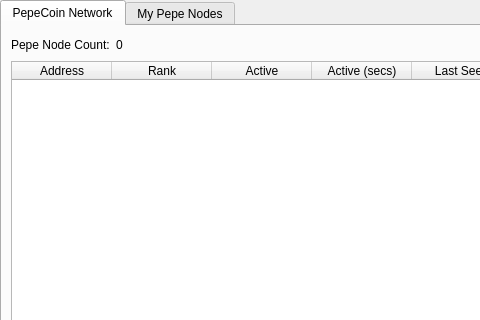
Qt form src/qt/forms/masternodemanager.ui (projectmemetic/pepecoin) before a commit; both pictures show x 0 to 480 and y 0 to 320 of the 723 by 457 pixel window.
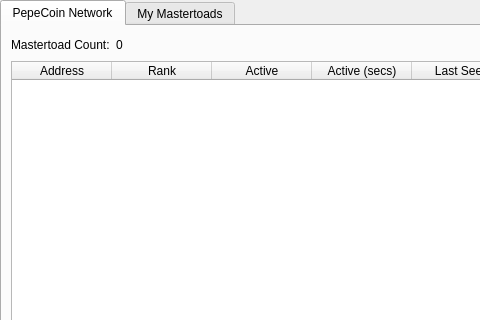
The same form after that commit.

Commit message: Mastertoad branding

What changed in the file:
```diff
--- a/src/qt/forms/masternodemanager.ui
+++ b/src/qt/forms/masternodemanager.ui
@@ -95,7 +95,7 @@
            <item>
             <widget class="QLabel" name="label_2">
              <property name="text">
-              <string>Pepe Node Count:</string>
+              <string>Mastertoad Count:</string>
              </property>
             </widget>
            </item>
@@ -125,7 +125,7 @@
        </widget>
        <widget class="QWidget" name="tab_2">
         <attribute name="title">
-         <string>My Pepe Nodes</string>
+         <string>My Mastertoads</string>
         </attribute>
         <layout class="QGridLayout" name="gridLayout_2">
          <item row="0" column="0">
```
The commit also changes 2 other files.
